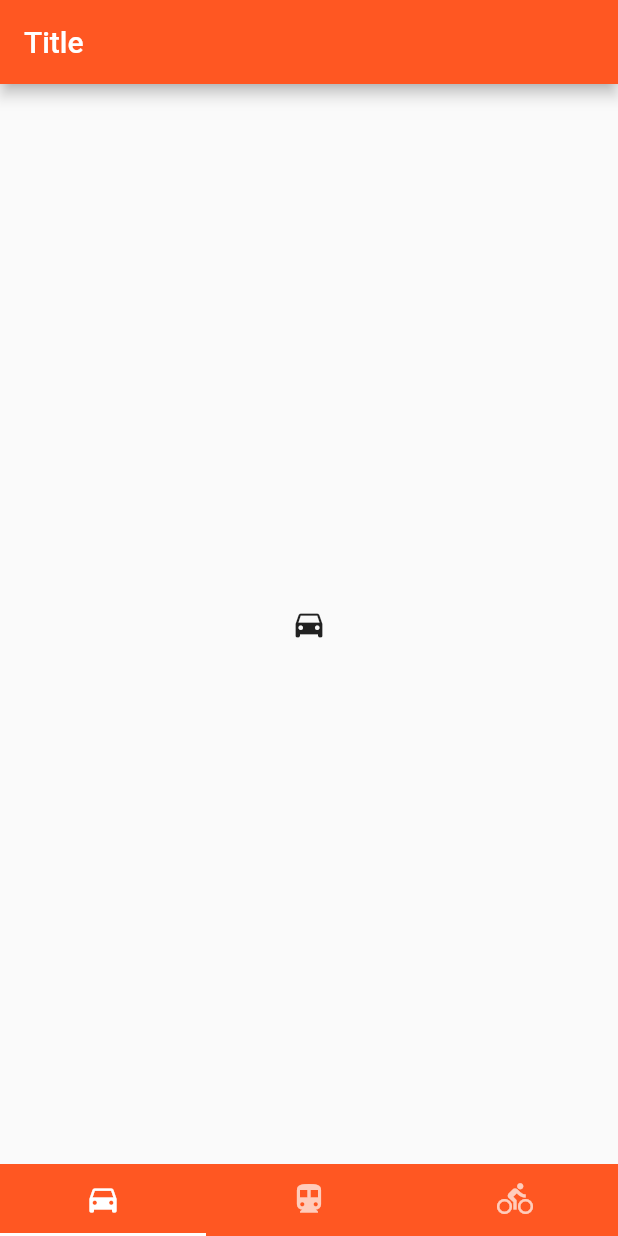
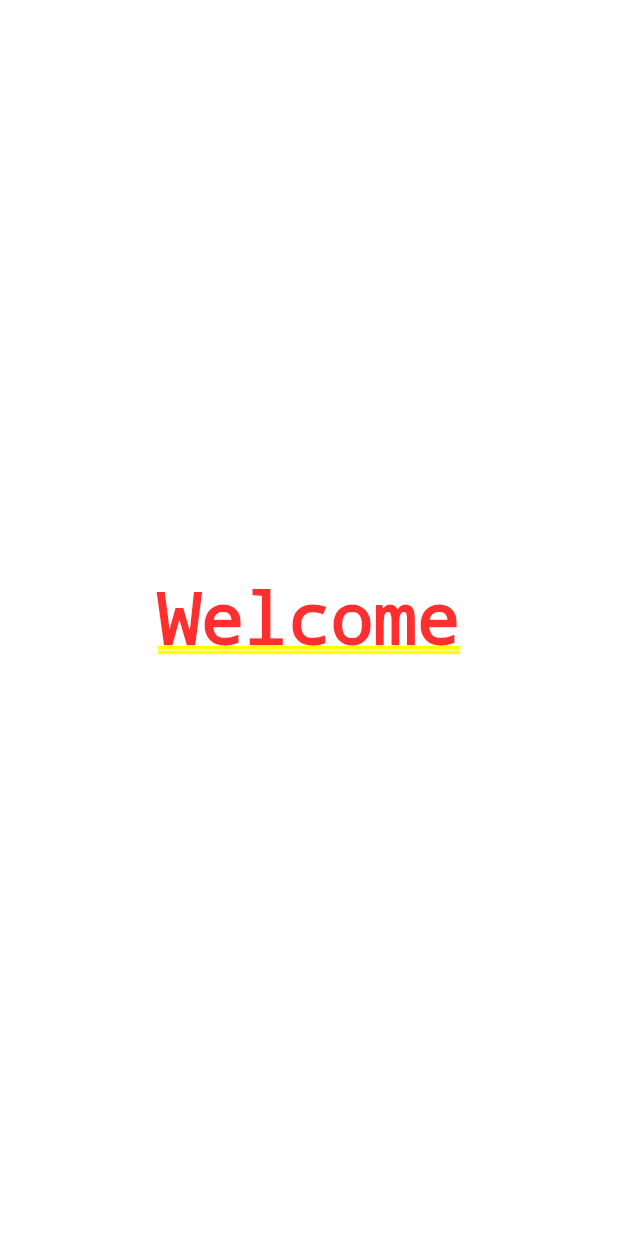
Before and after one commit to Whg8908/WhgGithub, a Flutter app: the first screen one second after launch, on a phone screen of 412 x 824 dp. Run offline on Flutter 3.47's test engine with Material 2 defaults, Android fonts, the phone set to English and light mode, and no system bars.

Commit message:
添加欢迎页面

```diff
--- a/lib/main.dart
+++ b/lib/main.dart
@@ -1,5 +1,5 @@
 import 'package:flutter/material.dart';
-import 'package:whg_github/ui/view/whg_tabbar_widget.dart';
+import 'package:whg_github/ui/page/welcome_page.dart';
 
 void main() => runApp(new MyApp());
 
@@ -10,31 +10,9 @@ class MyApp extends StatelessWidget {
     return new MaterialApp(
       title: 'Flutter Demo',
       theme: new ThemeData(
-        // This is the theme of your application.
-        //
-        // Try running your application with "flutter run". You'll see the
-        // application has a blue toolbar. Then, without quitting the app, try
-        // changing the primarySwatch below to Colors.green and then invoke
-        // "hot reload" (press "r" in the console where you ran "flutter run",
-        // or press Run > Flutter Hot Reload in IntelliJ). Notice that the
-        // counter didn't reset back to zero; the application is not restarted.
         primarySwatch: Colors.blue,
       ),
-      home: WhgTabBarWidget(
-          type: WhgTabBarWidget.BOTTOM_TAB,
-          tabItems: [
-            new Tab(icon: new Icon(Icons.directions_car)),
-            new Tab(icon: new Icon(Icons.directions_transit)),
-            new Tab(icon: new Icon(Icons.directions_bike)),
-          ],
-          tabViews: [
-            new Icon(Icons.directions_car),
-            new Icon(Icons.directions_transit),
-            new Icon(Icons.directions_bike),
-          ],
-          backgroundColor: Colors.deepOrange,
-          indicatorColor: Colors.white,
-          title: "Title"),
+      home: WelComePage(),
     );
   }
 }
--- /dev/null
+++ b/lib/ui/page/welcome_page.dart
@@ -0,0 +1,33 @@
+
+import 'dart:async';
+
+import 'package:flutter/material.dart';
+import 'package:whg_github/ui/page/home_page.dart';
+
+/**
+ * @Author by whg
+ * @Email ghw8908@163.com
+ * @Date on 2018/8/17
+ *
+ * PS: Stay hungry,Stay foolish.
+ */
+
+class WelComePage extends StatelessWidget {
+
+  @override
+  Widget build(BuildContext context) {
+
+    //延时跳转
+    Future.delayed(Duration(seconds: 2),(){
+      Navigator.of(context).pushReplacement(MaterialPageRoute(builder: (context){
+        return HomePage();
+      }));
+    });
+
+    return Container(
+      child: Center(
+        child: Text("Welcome"),
+      ),
+    );
+  }
+}
```
Also changed, not shown: lib/ui/page/home_page.dart (added, +23 -0 lines), pubspec.lock.
